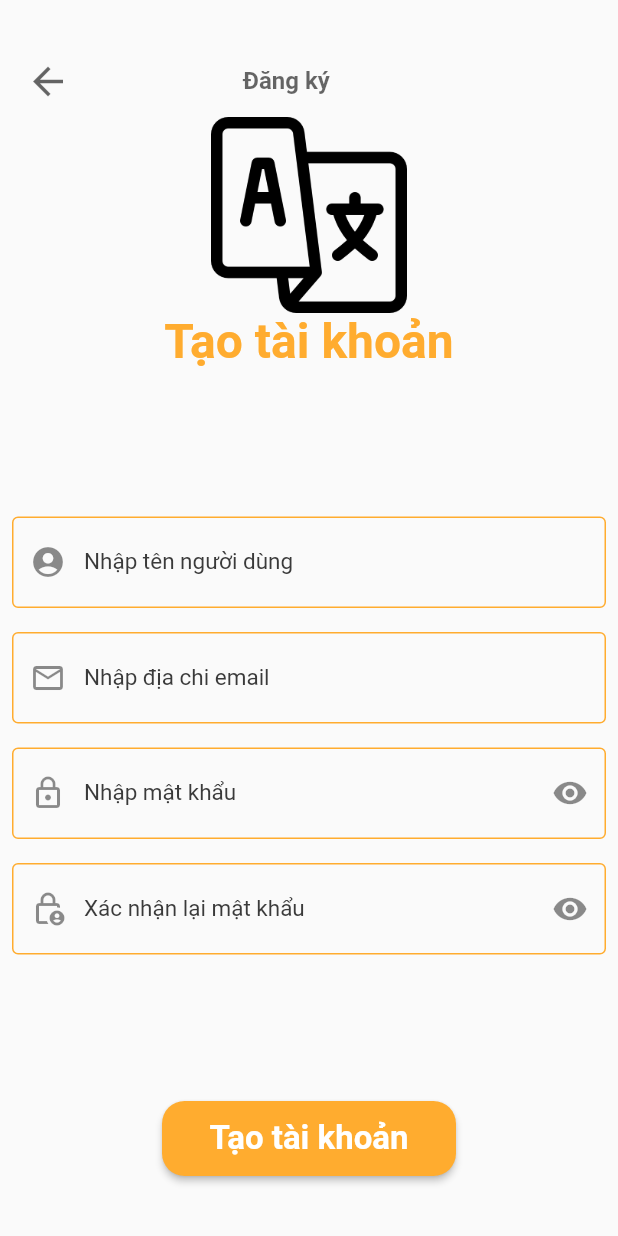
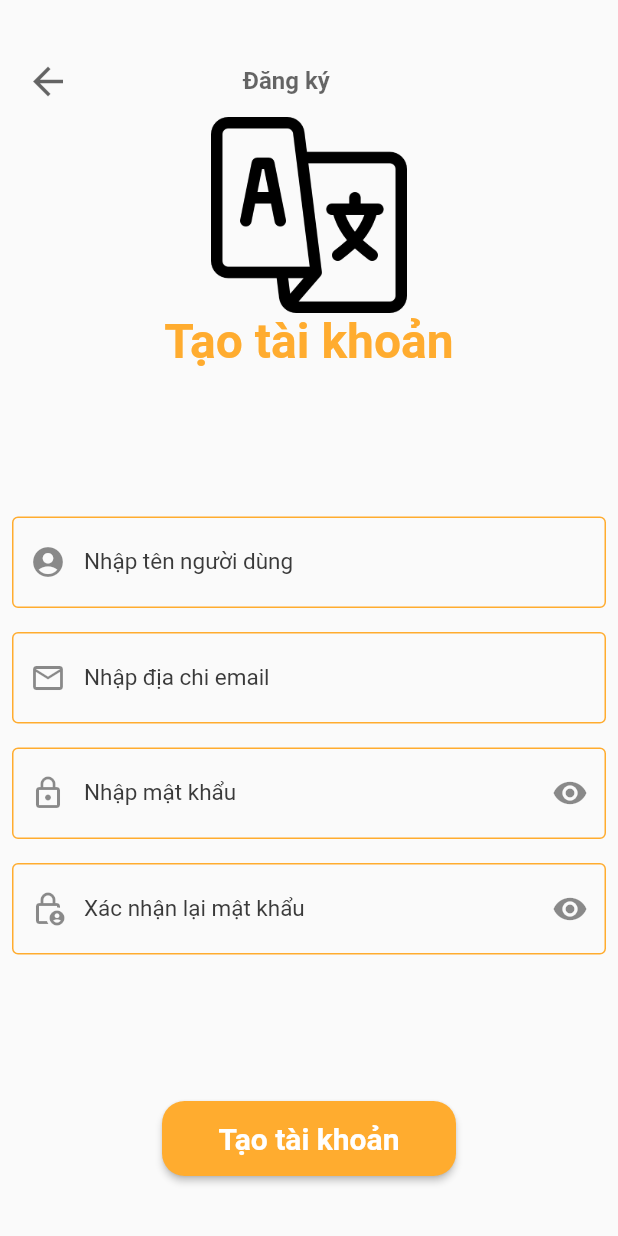
Before and after one commit to NhutHoa13/DEV_KHA, a Flutter app: the DangkyScreen screen opened directly, on a phone screen of 412 x 824 dp. Run offline on Flutter 3.47's test engine with Material 2 defaults, Android fonts, the phone set to English and light mode, and no system bars.

Commit message:
Them Dang Ky

```diff
--- a/DA_Moble/lib/Screen/Dangky.dart
+++ b/DA_Moble/lib/Screen/Dangky.dart
@@ -22,7 +22,7 @@ class _DangkyScreenState extends State<DangkyScreen> {
     return Scaffold(
         resizeToAvoidBottomInset: false,
         body: Container(
-          margin: EdgeInsets.fromLTRB(0, mlr+10, 0, 0),
+          margin: EdgeInsets.fromLTRB(0, mlr + 10, 0, 0),
           child: Column(
               mainAxisAlignment: MainAxisAlignment.spaceBetween,
               children: [
@@ -35,9 +35,12 @@ class _DangkyScreenState extends State<DangkyScreen> {
                           margin: EdgeInsets.fromLTRB(0, 0, r / 2 / 2, 0),
                           child: TextButton(
                             onPressed: () {
-                             // Navigator.of(context).popUntil((route) => route.isFirst);
-                              Navigator.push(context,MaterialPageRoute(builder: (context) => TrangchuSrceen() ) );
-                             // Navigator.pop(context);
+                              // Navigator.of(context).popUntil((route) => route.isFirst);
+                              Navigator.push(
+                                  context,
+                                  MaterialPageRoute(
+                                      builder: (context) => TrangchuSrceen()));
+                              // Navigator.pop(context);
                             },
                             child: Icon(
                               Icons.arrow_back,
@@ -163,7 +166,7 @@ class _DangkyScreenState extends State<DangkyScreen> {
                       child: Text(
                         "Tạo tài khoản",
                         style: TextStyle(
-                          fontSize: 22,
+                          fontSize: 20,
                           fontWeight: FontWeight.bold,
                         ),
                       ),
```
